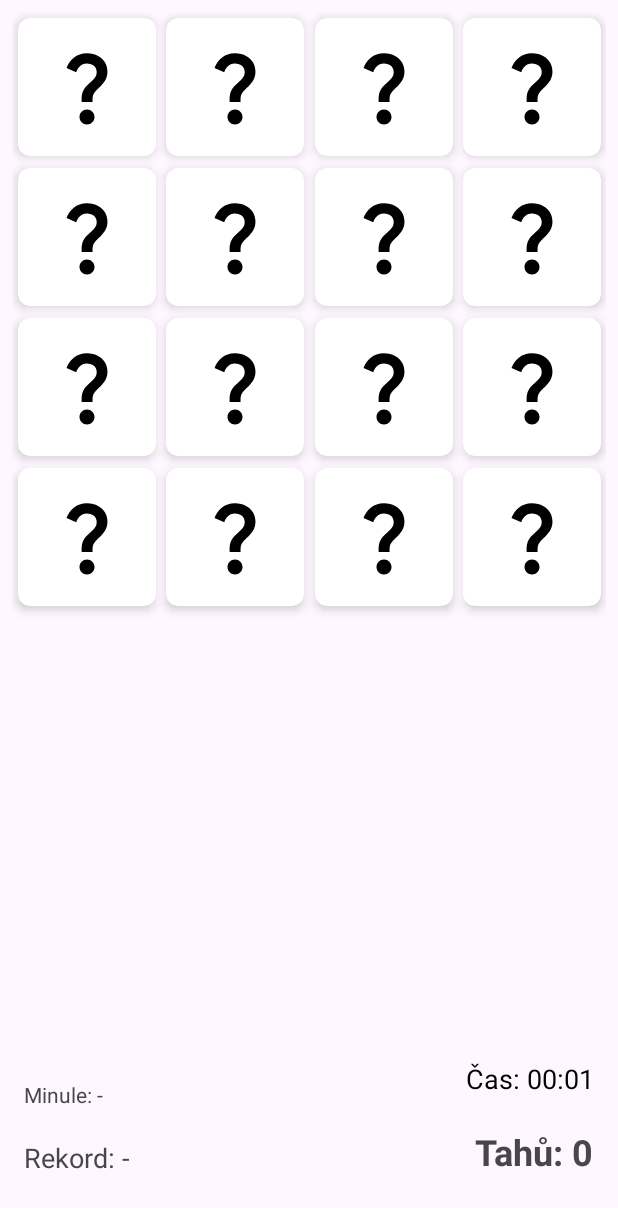
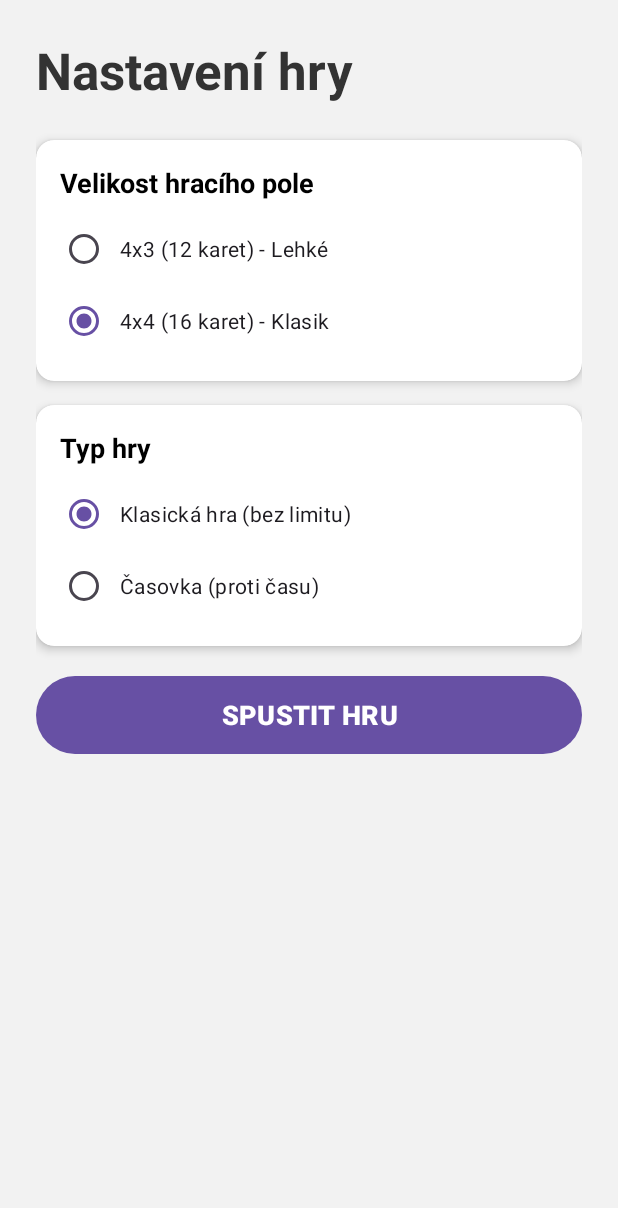
Before and after one commit to EduardPravda/BMTA-TrueeGame, an Android app: the screen it shows after launch (MainActivity before the commit, GameSetupActivity after it), after a tap on "Nová hra", on a phone screen of 412 x 824 dp. Shown: the top 1208 px of the screen. Run offline under Robolectric (Android 15) with nearby library versions, the phone set to English and light mode, and no system bars.

Commit message:
Časovka

```diff
--- a/app/src/main/AndroidManifest.xml
+++ b/app/src/main/AndroidManifest.xml
@@ -11,6 +11,8 @@
         android:roundIcon="@mipmap/ic_launcher_round"
         android:supportsRtl="true"
         android:theme="@style/Theme.TrueeGame">
+
+        <activity android:name=".ui.GameSetupActivity" />
 
         <activity
             android:name=".ui.MenuActivity"
--- /dev/null
+++ b/app/src/main/java/cz/pravda/trueegame/ui/GameSetupActivity.kt
@@ -0,0 +1,79 @@
+package cz.pravda.trueegame.ui
+
+import android.content.Intent
+import android.os.Bundle
+import android.view.View
+import android.widget.Button
+import android.widget.RadioButton
+import android.widget.RadioGroup
+import android.widget.SeekBar
+import android.widget.TextView
+import androidx.appcompat.app.AppCompatActivity
+import androidx.cardview.widget.CardView
+import cz.pravda.trueegame.R
+
+class GameSetupActivity : AppCompatActivity() {
+
+    override fun onCreate(savedInstanceState: Bundle?) {
+        super.onCreate(savedInstanceState)
+        setContentView(R.layout.activity_game_setup)
+
+        val btnStart = findViewById<Button>(R.id.btn_start_game_final)
+        val rgSize = findViewById<RadioGroup>(R.id.rg_size)
+        val rgMode = findViewById<RadioGroup>(R.id.rg_mode)
+
+        // Prvky pro čas
+        val cardTimeSettings = findViewById<CardView>(R.id.card_time_settings)
+        val seekBarTime = findViewById<SeekBar>(R.id.seekbar_time)
+        val tvTimeValue = findViewById<TextView>(R.id.tv_time_value)
+
+        // --- ZMĚNA: EXTRÉMNÍ ROZSAH (1s - 180s) ---
+        // SeekBar začíná na 0.
+        // Min = 0 (+1) = 1 sekunda
+        // Max = 179 (+1) = 180 sekund
+        seekBarTime.max = 179
+
+        // Výchozí hodnota: Chceme 60s.
+        // Takže 60 - 1 = 59.
+        seekBarTime.progress = 59
+
+        // Listener pro posuvník
+        seekBarTime.setOnSeekBarChangeListener(object : SeekBar.OnSeekBarChangeListener {
+            override fun onProgressChanged(seekBar: SeekBar?, progress: Int, fromUser: Boolean) {
+                // --- ZMĚNA: Matematika +1 (každý dílek je vteřina) ---
+                val realTime = progress + 1
+                tvTimeValue.text = "$realTime s"
+            }
+            override fun onStartTrackingTouch(seekBar: SeekBar?) {}
+            override fun onStopTrackingTouch(seekBar: SeekBar?) {}
+        })
+
+        // Přepínání módu
+        rgMode.setOnCheckedChangeListener { _, checkedId ->
+            if (checkedId == R.id.rb_time) {
+                cardTimeSettings.visibility = View.VISIBLE
+            } else {
+                cardTimeSettings.visibility = View.GONE
+            }
+        }
+
+        btnStart.setOnClickListener {
+            val is4x4 = findViewById<RadioButton>(R.id.rb_4x4).isChecked
+            val rows = 4
+            val cols = if (is4x4) 4 else 3
+
+            val isTimeMode = findViewById<RadioButton>(R.id.rb_time).isChecked
+            val mode = if (isTimeMode) "TIME" else "CLASSIC"
+
+            // --- ZMĚNA: Odesílání času (+1) ---
+            val selectedTime = if (isTimeMode) (seekBarTime.progress + 1).toLong() else 0L
+
+            val intent = Intent(this, MainActivity::class.java)
+            intent.putExtra("ROWS", rows)
+            intent.putExtra("COLS", cols)
+            intent.putExtra("MODE", mode)
+            intent.putExtra("TIME_LIMIT", selectedTime)
+            startActivity(intent)
+        }
+    }
+}
--- a/app/src/main/java/cz/pravda/trueegame/ui/MainActivity.kt
+++ b/app/src/main/java/cz/pravda/trueegame/ui/MainActivity.kt
@@ -25,45 +25,53 @@ class MainActivity : AppCompatActivity() {
         super.onCreate(savedInstanceState)
         setContentView(R.layout.activity_main)
 
+        // 1. NEJDŮLEŽITĚJŠÍ: Nejdřív musíme najít všechny prvky na obrazovce!
+        // (Přesuň tyto řádky úplně nahoru)
         rvBoard = findViewById(R.id.rv_board)
         tvScore = findViewById(R.id.tv_score)
         tvBestScore = findViewById(R.id.tv_best_score)
-        tvTimer = findViewById(R.id.tv_timer)         // <--- NOVÉ
-        tvLastGame = findViewById(R.id.tv_last_game)  // <--- NOVÉ
+        tvTimer = findViewById(R.id.tv_timer)
+        tvLastGame = findViewById(R.id.tv_last_game)
 
+        // 2. Načtení parametrů z menu
+        val rows = intent.getIntExtra("ROWS", 4)
+        val cols = intent.getIntExtra("COLS", 4)
+        val mode = intent.getStringExtra("MODE") ?: "CLASSIC"
+        val timeLimit = intent.getLongExtra("TIME_LIMIT", 60L)
+
+        // 3. Inicializace ViewModelu a hry
         viewModel = ViewModelProvider(this)[MemoryGameViewModel::class.java]
+
+        // Tady se hra resetuje a nastaví tahy na 0 -> spustí se observer
+        // Protože už jsme udělali findViewById (v kroku 1), už to nespadne!
+        viewModel.setupGame(rows, cols, mode, timeLimit)
 
         adapter = MemoryCardAdapter(emptyList()) { position ->
             viewModel.flipCard(position)
         }
 
         rvBoard.adapter = adapter
-        rvBoard.layoutManager = GridLayoutManager(this, 4)
-        rvBoard.setHasFixedSize(true)
+        rvBoard.layoutManager = GridLayoutManager(this, cols) // Použijeme počet sloupců z menu
 
-        // Sledování karet
+        // 4. Sledování změn (Observers)
         viewModel.cards.observe(this) { newCards ->
             adapter.updateData(newCards)
         }
 
-        // Sledování tahů
         viewModel.moves.observe(this) { moves ->
             tvScore.text = "Tahů: $moves"
         }
 
-        // <--- NOVÉ: Sledování času (formátujeme sekundy na 00:00)
         viewModel.timeSeconds.observe(this) { seconds ->
             val minutes = seconds / 60
             val secs = seconds % 60
             tvTimer.text = String.format("Čas: %02d:%02d", minutes, secs)
         }
 
-        // Sledování nejlepšího skóre
         viewModel.bestScore.observe(this) { best ->
             tvBestScore.text = if (best != null) "Rekord: $best tahů" else "Rekord: -"
         }
 
-        // <--- NOVÉ: Sledování POSLEDNÍ hry
         viewModel.lastGame.observe(this) { score ->
             if (score != null) {
                 val minutes = score.timeSeconds / 60
--- a/app/src/main/java/cz/pravda/trueegame/ui/MenuActivity.kt
+++ b/app/src/main/java/cz/pravda/trueegame/ui/MenuActivity.kt
@@ -19,7 +19,7 @@ class MenuActivity : AppCompatActivity() {
 
         // Kliknutí na "Nová hra" -> Spustí MainActivity (tvou hru)
         btnStart.setOnClickListener {
-            val intent = Intent(this, MainActivity::class.java)
+            val intent = Intent(this, GameSetupActivity::class.java)
             startActivity(intent)
         }
 
--- a/app/src/main/java/cz/pravda/trueegame/viewmodel/MemoryGameViewModel.kt
+++ b/app/src/main/java/cz/pravda/trueegame/viewmodel/MemoryGameViewModel.kt
@@ -20,11 +20,11 @@ class MemoryGameViewModel(application: Application) : AndroidViewModel(applicati
     private val scoreDao = database.scoreDao()
 
     val bestScore: LiveData<Int?> = scoreDao.getBestScore().asLiveData()
-    // <--- NOVÉ: Sledujeme poslední hru
     val lastGame: LiveData<Score?> = scoreDao.getLastGame().asLiveData()
 
+    // Seznam obrázků (8 stačí pro mřížku 4x4)
     private val images = listOf(
-        R.drawable.ic_30, // Zde nech své ikonky
+        R.drawable.ic_30,
         R.drawable.ic_3g,
         R.drawable.ic_4g,
         R.drawable.ic_5g,
@@ -40,50 +40,93 @@ class MemoryGameViewModel(application: Application) : AndroidViewModel(applicati
     private val _moves = MutableLiveData<Int>(0)
     val moves: LiveData<Int> = _moves
 
-    // <--- NOVÉ: LiveData pro čas
     private val _timeSeconds = MutableLiveData<Long>(0)
     val timeSeconds: LiveData<Long> = _timeSeconds
 
+    // Herní stavy
     private var indexOfSingleSelectedCard: Int? = null
     private var isWaiting = false
     private var pairsMatched = 0
 
-    // <--- NOVÉ: Proměnná pro stopky
+    // Konfigurace hry (výchozí hodnoty)
+    private var gameRows = 4
+    private var gameCols = 4
+    private var gameMode = "CLASSIC"
+    private var pairsNeeded = 8 // Kolik párů musíme najít k výhře
+    private var gameTimeLimit: Long = 60
+
+    // Časovač
     private var timerJob: Job? = null
     private var isGameRunning = false
 
     init {
+        // Spustíme hru s výchozím nastavením (4x4 Classic), aby aplikace nespadla při prvním startu
+        resetGame()
+    }
+
+    fun setupGame(rows: Int, cols: Int, mode: String, timeLimit: Long) {
+        gameRows = rows
+        gameCols = cols
+        gameMode = mode
+        gameTimeLimit = timeLimit
+
         resetGame()
     }
 
     fun resetGame() {
-        // Reset hodnot
+        // 1. Reset proměnných
         _moves.value = 0
-        _timeSeconds.value = 0
         pairsMatched = 0
         indexOfSingleSelectedCard = null
         isWaiting = false
 
-        // Zastavení starého časovače a spuštění nového
+        // 2. Nastavení času podle módu
         stopTimer()
-        startTimer()
+        if (gameMode == "TIME") {
+            _timeSeconds.value = gameTimeLimit
+        } else {
+            _timeSeconds.value = 0
+        }
 
-        val chosenImages = images.take(8)
+        // 3. Příprava karet podle velikosti pole
+        val totalCards = gameRows * gameCols
+        pairsNeeded = totalCards / 2
+
+        // Vezmeme jen tolik obrázků, kolik potřebujeme (např. pro 4x3 potřebujeme 6 obrázků)
+        // Používáme 'take', abychom aplikaci neshodili, pokud by chtěla víc obrázků než máme
+        val chosenImages = images.take(pairsNeeded)
         val randomizedImages = (chosenImages + chosenImages).shuffled()
 
         val newCards = randomizedImages.mapIndexed { index, imageId ->
             MemoryCard(id = index, imageId = imageId)
         }
         _cards.value = newCards
+
+        // 4. Spuštění stopek
+        startTimer()
     }
 
-    // <--- NOVÉ: Funkce pro stopky
+    // <--- UPRAVENO: Časovač počítá nahoru nebo dolů
     private fun startTimer() {
         isGameRunning = true
         timerJob = viewModelScope.launch {
             while (isGameRunning) {
-                delay(1000) // Počkáme 1 sekundu
-                _timeSeconds.value = (_timeSeconds.value ?: 0) + 1
+                delay(1000)
+                val currentTime = _timeSeconds.value ?: 0
+
+                if (gameMode == "TIME") {
+                    // Odpočítávání
+                    if (currentTime > 0) {
+                        _timeSeconds.value = currentTime - 1
+                    } else {
+                        // Čas vypršel -> Konec hry (Prohra)
+                        stopTimer()
+                        // Zde bys mohl přidat logiku pro zobrazení "Game Over"
+                    }
+                } else {
+                    // Klasické přičítání
+                    _timeSeconds.value = currentTime + 1
+                }
             }
         }
     }
@@ -95,6 +138,12 @@ class MemoryGameViewModel(application: Application) : AndroidViewModel(applicati
 
     fun flipCard(position: Int) {
         val currentCards = _cards.value?.toMutableList() ?: return
+
+        // Ochrana proti kliknutí mimo rozsah nebo když hra neběží (např. vypršel čas)
+        if (position >= currentCards.size || (!isGameRunning && gameMode == "TIME" && (_timeSeconds.value ?: 0) == 0L)) {
+            return
+        }
+
         val card = currentCards[position]
 
         if (isWaiting || card.isFaceUp || card.isMatched) {
@@ -120,8 +169,9 @@ class MemoryGameViewModel(application: Application) : AndroidViewModel(applicati
             _cards.value = currentCards
             pairsMatched++
 
-            if (pairsMatched == 8) {
-                stopTimer() // <--- Zastavíme čas
+            // <--- UPRAVENO: Kontrola výhry je dynamická (ne natvrdo 8)
+            if (pairsMatched == pairsNeeded) {
+                stopTimer()
                 saveScoreToDb()
             }
         } else {
@@ -138,13 +188,15 @@ class MemoryGameViewModel(application: Application) : AndroidViewModel(applicati
 
     private fun saveScoreToDb() {
         val currentMoves = _moves.value ?: 0
+        // Ukládáme čas. Pokud to byla časovka, uložíme zbývající čas, nebo dobu trvání?
+        // Pro jednoduchost ukládáme aktuální hodnotu na displeji.
         val currentTime = _timeSeconds.value ?: 0
 
         viewModelScope.launch {
             scoreDao.insert(
                 Score(
                     moves = currentMoves,
-                    timeSeconds = currentTime, // Ukládáme i čas
+                    timeSeconds = currentTime,
                     timestamp = System.currentTimeMillis()
                 )
             )
--- /dev/null
+++ b/app/src/main/res/layout/activity_game_setup.xml
@@ -0,0 +1,178 @@
+<?xml version="1.0" encoding="utf-8"?>
+<ScrollView xmlns:android="http://schemas.android.com/apk/res/android"
+    xmlns:app="http://schemas.android.com/apk/res-auto"
+    xmlns:tools="http://schemas.android.com/tools"
+    android:layout_width="match_parent"
+    android:layout_height="match_parent"
+    android:background="#F2F2F2"
+    android:fillViewport="true"
+    tools:context=".ui.GameSetupActivity">
+
+    <LinearLayout
+        android:layout_width="match_parent"
+        android:layout_height="wrap_content"
+        android:orientation="vertical"
+        android:padding="24dp">
+
+        <TextView
+            android:layout_width="wrap_content"
+            android:layout_height="wrap_content"
+            android:text="Nastavení hry"
+            android:textColor="#333333"
+            android:textSize="34sp"
+            android:textStyle="bold"
+            android:layout_marginBottom="24dp"/>
+
+        <androidx.cardview.widget.CardView
+            android:layout_width="match_parent"
+            android:layout_height="wrap_content"
+            app:cardCornerRadius="12dp"
+            app:cardElevation="4dp"
+            android:layout_marginBottom="16dp">
+
+            <LinearLayout
+                android:layout_width="match_parent"
+                android:layout_height="wrap_content"
+                android:orientation="vertical"
+                android:padding="16dp">
+
+                <TextView
+                    android:layout_width="wrap_content"
+                    android:layout_height="wrap_content"
+                    android:text="Velikost hracího pole"
+                    android:textSize="18sp"
+                    android:textStyle="bold"
+                    android:textColor="#000000"
+                    android:layout_marginBottom="8dp"/>
+
+                <RadioGroup
+                    android:id="@+id/rg_size"
+                    android:layout_width="match_parent"
+                    android:layout_height="wrap_content">
+
+                    <RadioButton
+                        android:id="@+id/rb_4x3"
+                        android:layout_width="wrap_content"
+                        android:layout_height="wrap_content"
+                        android:text="4x3 (12 karet) - Lehké"
+                        android:padding="8dp"/>
+
+                    <RadioButton
+                        android:id="@+id/rb_4x4"
+                        android:layout_width="wrap_content"
+                        android:layout_height="wrap_content"
+                        android:text="4x4 (16 karet) - Klasik"
+                        android:checked="true"
+                        android:padding="8dp"/>
+                </RadioGroup>
+            </LinearLayout>
+        </androidx.cardview.widget.CardView>
+
+        <androidx.cardview.widget.CardView
+            android:layout_width="match_parent"
+            android:layout_height="wrap_content"
+            app:cardCornerRadius="12dp"
+            app:cardElevation="4dp"
+            android:layout_marginBottom="16dp">
+
+            <LinearLayout
+                android:layout_width="match_parent"
+                android:layout_height="wrap_content"
+                android:orientation="vertical"
+                android:padding="16dp">
+
+                <TextView
+                    android:layout_width="wrap_content"
+                    android:layout_height="wrap_content"
+                    android:text="Typ hry"
+                    android:textSize="18sp"
+                    android:textStyle="bold"
+                    android:textColor="#000000"
+                    android:layout_marginBottom="8dp"/>
+
+                <RadioGroup
+                    android:id="@+id/rg_mode"
+                    android:layout_width="match_parent"
+                    android:layout_height="wrap_content">
+
+                    <RadioButton
+                        android:id="@+id/rb_classic"
+                        android:layout_width="wrap_content"
+                        android:layout_height="wrap_content"
+                        android:text="Klasická hra (bez limitu)"
+                        android:checked="true"
+                        android:padding="8dp"/>
+
+                    <RadioButton
+                        android:id="@+id/rb_time"
+                        android:layout_width="wrap_content"
+                        android:layout_height="wrap_content"
+                        android:text="Časovka (proti času)"
+                        android:padding="8dp"/>
+                </RadioGroup>
+            </LinearLayout>
+        </androidx.cardview.widget.CardView>
+
+        <androidx.cardview.widget.CardView
+            android:id="@+id/card_time_settings"
+            android:layout_width="match_parent"
+            android:layout_height="wrap_content"
+            app:cardCornerRadius="12dp"
+            app:cardElevation="4dp"
+            android:layout_marginBottom="24dp"
+            android:visibility="gone"
+            tools:visibility="visible">
+
+            <LinearLayout
+                android:layout_width="match_parent"
+                android:layout_height="wrap_content"
+                android:orientation="vertical"
+                android:padding="16dp">
+
+                <TextView
+                    android:layout_width="wrap_content"
+                    android:layout_height="wrap_content"
+                    android:text="Časový limit"
+                    android:textSize="18sp"
+                    android:textStyle="bold"
+                    android:textColor="#000000"/>
+
+                <LinearLayout
+                    android:layout_width="match_parent"
+                    android:layout_height="wrap_content"
+                    android:orientation="horizontal"
+                    android:gravity="center_vertical"
+                    android:layout_marginTop="12dp">
+
+                    <SeekBar
+                        android:id="@+id/seekbar_time"
+                        android:layout_width="0dp"
+                        android:layout_height="wrap_content"
+                        android:layout_weight="1"
+                        android:max="180"
+                        android:min="0"
+                        android:progress="60" />
+
+                    <TextView
+                        android:id="@+id/tv_time_value"
+                        android:layout_width="60dp"
+                        android:layout_height="wrap_content"
+                        android:text="60 s"
+                        android:gravity="end"
+                        android:textSize="16sp"
+                        android:textStyle="bold"/>
+                </LinearLayout>
+            </LinearLayout>
+        </androidx.cardview.widget.CardView>
+
+        <Button
+            android:id="@+id/btn_start_game_final"
+            android:layout_width="match_parent"
+            android:layout_height="60dp"
+            android:text="SPUSTIT HRU"
+            android:textSize="18sp"
+            android:textStyle="bold"
+            app:cornerRadius="30dp"/>
+
+    </LinearLayout>
+</ScrollView>
```
